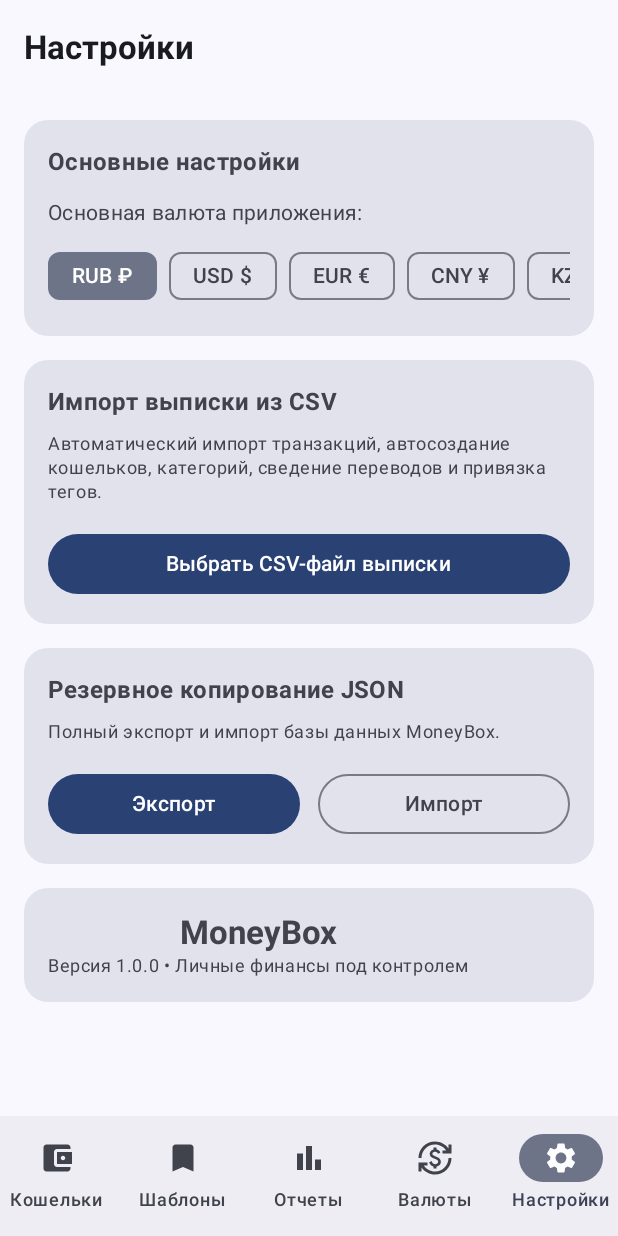
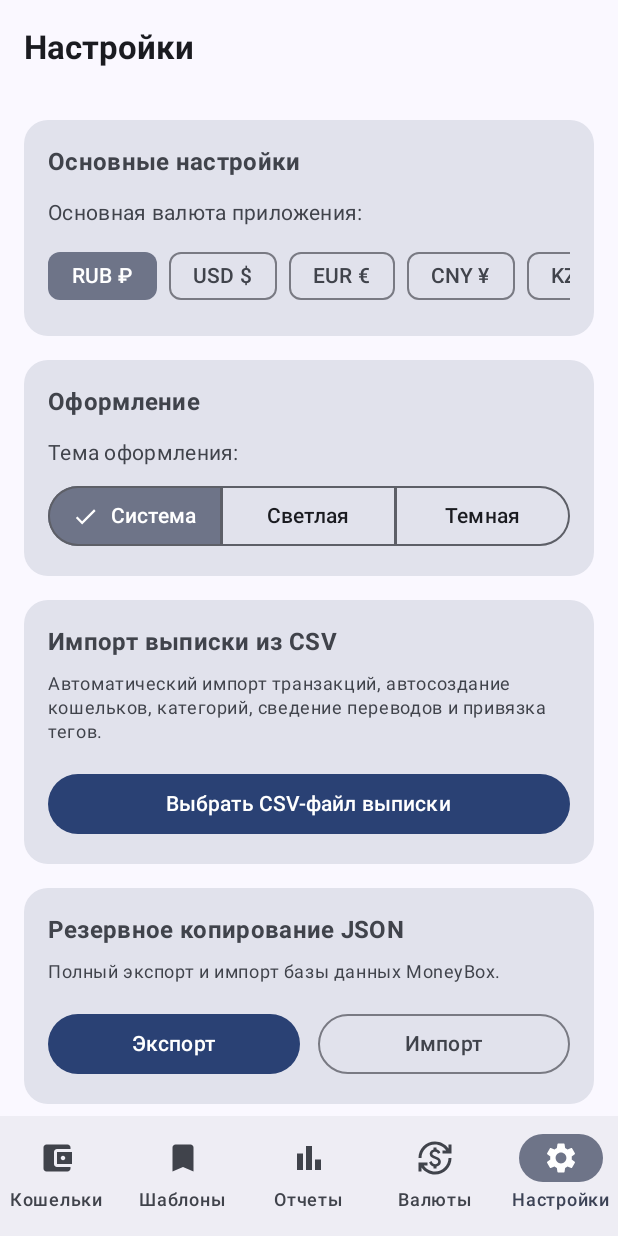
Before and after one commit to nikman/moneybox_next, an Android app built with Jetpack Compose: the SettingsScreen screen opened through its navigation route, on a phone screen of 412 x 824 dp. Run offline under Robolectric (Android 15) with nearby library versions, the phone set to English and light mode, and no system bars; our stand-ins replace Room's generated code.

Commit message:
Add support for theme mode selection (System, Light, Dark)
* Add `AppThemeMode` enum representing available application theme options.
* Update `AppPreferences` to persist and manage theme settings using `SharedPreferences`.
* Expose `themeMode` state and `setThemeMode` handler in `SettingsViewModel`.
* Implement appearance settings section with a `SingleChoiceSegmentedButtonRow` in `SettingsScreen`.
* Update `MainActivity` to observe theme preferences and dynamically apply the selected theme to `MoneyboxTheme`.
* Update `Theme.kt` to adjust status bar icon appearance based on the active theme mode.

```diff
--- a/app/src/main/java/com/niku/moneybox/MainActivity.kt
+++ b/app/src/main/java/com/niku/moneybox/MainActivity.kt
@@ -17,6 +17,8 @@ import androidx.compose.material3.NavigationBarItem
 import androidx.compose.material3.Scaffold
 import androidx.compose.material3.Surface
 import androidx.compose.material3.Text
+import androidx.compose.foundation.isSystemInDarkTheme
+import androidx.compose.runtime.collectAsState
 import androidx.compose.runtime.getValue
 import androidx.compose.runtime.remember
 import androidx.compose.ui.Modifier
@@ -40,6 +42,7 @@ import com.niku.moneybox.core.database.AppDatabase
 import com.niku.moneybox.ui.theme.MoneyboxTheme
 import com.niku.network.RetrofitClient
 import com.niku.preferences.AppPreferences
+import com.niku.preferences.AppThemeMode
 import com.niku.settings.ui.SettingsScreen
 import com.niku.settings.ui.SettingsViewModel
 import com.niku.settings.ui.SettingsViewModelFactory
@@ -92,7 +95,15 @@ class MainActivity : FragmentActivity() {
         val currencyRepository = RetrofitClient.getCurrencyRepository(applicationContext)
 
         setContent {
-            MoneyboxTheme {
+            val themeMode by appPreferences.themeMode.collectAsState()
+            val systemDark = isSystemInDarkTheme()
+            val useDarkTheme = when (themeMode) {
+                AppThemeMode.LIGHT -> false
+                AppThemeMode.DARK -> true
+                AppThemeMode.SYSTEM -> systemDark
+            }
+
+            MoneyboxTheme(darkTheme = useDarkTheme) {
                 val navController = rememberNavController()
 
                 // Инициализация ViewModels для каждого экрана
--- a/app/src/main/java/com/niku/moneybox/ui/theme/Theme.kt
+++ b/app/src/main/java/com/niku/moneybox/ui/theme/Theme.kt
@@ -9,7 +9,9 @@ import androidx.compose.material3.dynamicDarkColorScheme
 import androidx.compose.material3.dynamicLightColorScheme
 import androidx.compose.material3.lightColorScheme
 import androidx.compose.runtime.Composable
+import androidx.compose.runtime.SideEffect
 import androidx.compose.ui.platform.LocalContext
+import androidx.core.view.WindowInsetsControllerCompat
 
 private val DarkColorScheme = darkColorScheme(
     primary = Purple80,
@@ -50,6 +52,15 @@ fun MoneyboxTheme(
         else -> LightColorScheme
     }
 
+    val context = LocalContext.current
+    SideEffect {
+        (context as? Activity)?.window?.let { window ->
+            WindowInsetsControllerCompat(window, window.decorView).apply {
+                isAppearanceLightStatusBars = !darkTheme
+            }
+        }
+    }
+
     MaterialTheme(
         colorScheme = colorScheme,
         typography = Typography,
--- a/core/preferences/src/main/java/com/niku/preferences/AppPreferences.kt
+++ b/core/preferences/src/main/java/com/niku/preferences/AppPreferences.kt
@@ -27,6 +27,24 @@ class AppPreferences private constructor(context: Context) {
 
     private val _cachedRates = MutableStateFlow<Map<String, Double>>(loadCachedRates())
     val cachedRates: StateFlow<Map<String, Double>> = _cachedRates.asStateFlow()
+
+    private val _themeMode = MutableStateFlow(
+        try {
+            val savedName = prefs.getString(KEY_THEME_MODE, AppThemeMode.SYSTEM.name)
+            AppThemeMode.valueOf(savedName ?: AppThemeMode.SYSTEM.name)
+        } catch (e: Exception) {
+            AppThemeMode.SYSTEM
+        }
+    )
+    val themeMode: StateFlow<AppThemeMode> = _themeMode.asStateFlow()
+
+    /**
+     * Установить режим темы оформления приложения.
+     */
+    fun setThemeMode(mode: AppThemeMode) {
+        prefs.edit().putString(KEY_THEME_MODE, mode.name).apply()
+        _themeMode.value = mode
+    }
 
     /**
      * Установить основную базовую валюту приложения.
@@ -59,6 +77,7 @@ class AppPreferences private constructor(context: Context) {
         private const val PREFS_NAME = "moneybox_preferences"
         private const val KEY_DEFAULT_CURRENCY = "key_default_currency"
         private const val KEY_CACHED_RATES = "key_cached_rates"
+        private const val KEY_THEME_MODE = "key_theme_mode"
         private const val DEFAULT_CURRENCY_VALUE = "RUB"
 
         @Volatile
--- /dev/null
+++ b/core/preferences/src/main/java/com/niku/preferences/AppThemeMode.kt
@@ -0,0 +1,10 @@
+package com.niku.preferences
+
+/**
+ * Режим темы оформления приложения.
+ */
+enum class AppThemeMode {
+    SYSTEM,
+    LIGHT,
+    DARK
+}
--- a/features/settings/src/main/java/com/niku/settings/ui/SettingsScreen.kt
+++ b/features/settings/src/main/java/com/niku/settings/ui/SettingsScreen.kt
@@ -27,6 +27,9 @@ import androidx.compose.material3.MaterialTheme
 import androidx.compose.material3.OutlinedButton
 import androidx.compose.material3.Scaffold
 import androidx.compose.material3.Text
+import androidx.compose.material3.SegmentedButton
+import androidx.compose.material3.SegmentedButtonDefaults
+import androidx.compose.material3.SingleChoiceSegmentedButtonRow
 import androidx.compose.material3.TextButton
 import androidx.compose.material3.TopAppBar
 import androidx.compose.runtime.Composable
@@ -40,6 +43,7 @@ import androidx.compose.ui.Modifier
 import androidx.compose.ui.platform.LocalContext
 import androidx.compose.ui.text.font.FontWeight
 import androidx.compose.ui.unit.dp
+import com.niku.preferences.AppThemeMode
 import com.niku.preferences.CurrencyFormatter
 
 /**
@@ -53,6 +57,7 @@ fun SettingsScreen(
 ) {
     val context = LocalContext.current
     val currentBaseCurrency by viewModel.defaultCurrency.collectAsState()
+    val currentThemeMode by viewModel.themeMode.collectAsState()
 
     val availableCurrencies = remember { listOf("RUB", "USD", "EUR", "CNY", "KZT", "BYN", "GBP", "TRY", "AED") }
 
@@ -143,7 +148,59 @@ fun SettingsScreen(
                 }
             }
 
-            // 2. РАЗДЕЛ: Импорт банковских выписок (CSV)
+            // 2. РАЗДЕЛ: Оформление (Выбор темы)
+            item {
+                Card(
+                    modifier = Modifier.fillMaxWidth(),
+                    shape = RoundedCornerShape(16.dp),
+                    colors = CardDefaults.cardColors(containerColor = MaterialTheme.colorScheme.surfaceVariant)
+                ) {
+                    Column(modifier = Modifier.padding(16.dp)) {
+                        Text(
+                            text = "Оформление",
+                            style = MaterialTheme.typography.titleMedium.copy(fontWeight = FontWeight.Bold)
+                        )
+
+                        Spacer(modifier = Modifier.height(12.dp))
+
+                        Text(
+                            text = "Тема оформления:",
+                            style = MaterialTheme.typography.bodyMedium,
+                            color = MaterialTheme.colorScheme.onSurfaceVariant
+                        )
+
+                        Spacer(modifier = Modifier.height(8.dp))
+
+                        SingleChoiceSegmentedButtonRow(
+                            modifier = Modifier.fillMaxWidth()
+                        ) {
+                            SegmentedButton(
+                                selected = currentThemeMode == AppThemeMode.SYSTEM,
+                                onClick = { viewModel.setThemeMode(AppThemeMode.SYSTEM) },
+                                shape = SegmentedButtonDefaults.itemShape(index = 0, count = 3)
+                            ) {
+                                Text("Система")
+                            }
+                            SegmentedButton(
+                                selected = currentThemeMode == AppThemeMode.LIGHT,
+                                onClick = { viewModel.setThemeMode(AppThemeMode.LIGHT) },
+                                shape = SegmentedButtonDefaults.itemShape(index = 1, count = 3)
+                            ) {
+                                Text("Светлая")
+                            }
+                            SegmentedButton(
+                                selected = currentThemeMode == AppThemeMode.DARK,
+                                onClick = { viewModel.setThemeMode(AppThemeMode.DARK) },
+                                shape = SegmentedButtonDefaults.itemShape(index = 2, count = 3)
+                            ) {
+                                Text("Темная")
+                            }
+                        }
+                    }
+                }
+            }
+
+            // 3. РАЗДЕЛ: Импорт банковских выписок (CSV)
             item {
                 Card(
                     modifier = Modifier.fillMaxWidth(),
--- a/features/settings/src/main/java/com/niku/settings/ui/SettingsViewModel.kt
+++ b/features/settings/src/main/java/com/niku/settings/ui/SettingsViewModel.kt
@@ -10,6 +10,7 @@ import com.niku.moneybox.core.database.backup.BackupManager
 import com.niku.moneybox.core.database.csv.CsvImporter
 import com.niku.network.repository.CurrencyRepository
 import com.niku.preferences.AppPreferences
+import com.niku.preferences.AppThemeMode
 import kotlinx.coroutines.flow.StateFlow
 import kotlinx.coroutines.launch
 
@@ -25,6 +26,14 @@ class SettingsViewModel(
     private val backupManager = BackupManager(database)
 
     val defaultCurrency: StateFlow<String> = appPreferences.defaultCurrency
+    val themeMode: StateFlow<AppThemeMode> = appPreferences.themeMode
+
+    /**
+     * Сменить тему оформления приложения.
+     */
+    fun setThemeMode(mode: AppThemeMode) {
+        appPreferences.setThemeMode(mode)
+    }
 
     /**
      * Сменить основную базовую валюту приложения.
```
